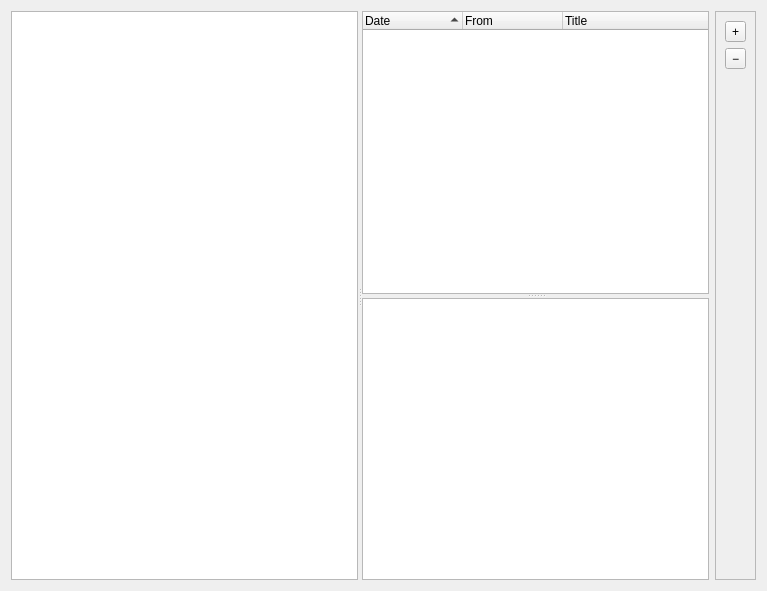
First picture: the form in weboob/frontends/qboobmsg/ui/messages_manager.ui, repository laurentb/weboob, before the edit.
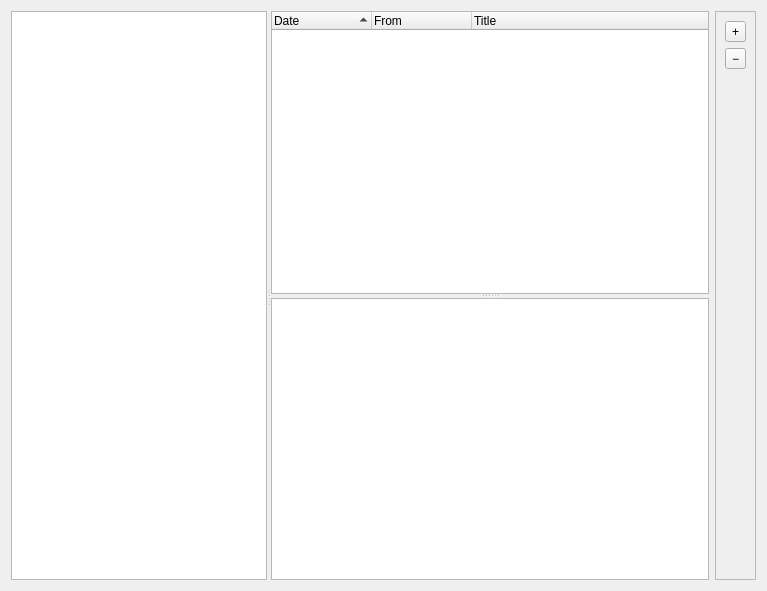
Second picture: the form after the edit.

Commit message: use QtDo

```diff
--- a/weboob/frontends/qboobmsg/ui/messages_manager.ui
+++ b/weboob/frontends/qboobmsg/ui/messages_manager.ui
@@ -28,6 +28,12 @@
       </property>
      </widget>
      <widget class="QSplitter" name="splitter">
+      <property name="sizePolicy">
+       <sizepolicy hsizetype="Preferred" vsizetype="Expanding">
+        <horstretch>2</horstretch>
+        <verstretch>0</verstretch>
+       </sizepolicy>
+      </property>
       <property name="orientation">
        <enum>Qt::Vertical</enum>
       </property>
```
The commit also changes 2 other files.
